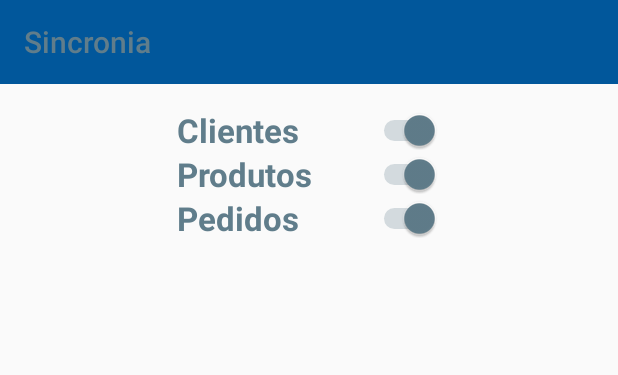
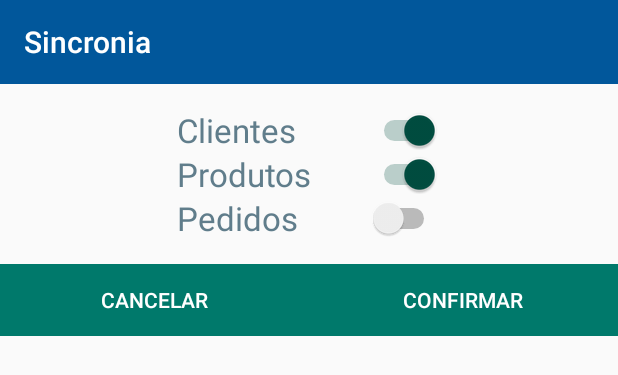
Before and after one commit to jonasrcksistemas/RCKsistemas, an Android app: the layout dialog_sincronia.xml on its own in the app's theme, with its tools: preview values and no code run, on a phone screen of 412 x 824 dp. Shown: the top 375 px of the screen. Run offline under Robolectric (Android 15) with nearby library versions, the phone set to English and light mode, and no system bars.

Commit message:
Dialog e sincronia agora tem filtros de Clientes, produtos e pedidos, se eles virão ou não

```diff
--- a/app/src/main/java/com/example/rcksuporte05/rcksistemas/api/Rotas.java
+++ b/app/src/main/java/com/example/rcksuporte05/rcksistemas/api/Rotas.java
@@ -27,8 +27,8 @@ public interface Rotas {
     @GET("usuario/login/{idandroid}/{idusuario}")
     Call<Usuario> login(@Path("idandroid") String idandroid, @Path("idusuario") String idusuario);
 
-    @GET("sincronia/{id}")
-    Call<Sincronia> sincroniaApi(@Path("id") int id, @HeaderMap Map<String, String> chaveDeAcesso, Sincronia sincronia);
+    @POST("sincronia/{id}")
+    Call<Sincronia> sincroniaApi(@Path("id") int id, @HeaderMap Map<String, String> chaveDeAcesso, @Body Sincronia sincronia);
 
     @POST("webpedido/faturar")
     Call<List<WebPedido>> enviarPedidos(@Body List<WebPedido> webPedidos, @HeaderMap Map<String, String> chaveDeAcesso);
--- a/app/src/main/java/com/example/rcksuporte05/rcksistemas/fragment/Pedido1.java
+++ b/app/src/main/java/com/example/rcksuporte05/rcksistemas/fragment/Pedido1.java
@@ -50,7 +50,6 @@ public class Pedido1 extends Fragment implements View.OnClickListener {
     private DBHelper db;
     private WebPedido webPedido = new WebPedido();
     private PedidoHelper pedidoHelper;
-    private int idPedido;
 
     @Override
     public View onCreateView(LayoutInflater inflater, ViewGroup container, Bundle savedInstanceState) {
--- a/app/src/main/java/com/example/rcksuporte05/rcksistemas/interfaces/ActivityCliente.java
+++ b/app/src/main/java/com/example/rcksuporte05/rcksistemas/interfaces/ActivityCliente.java
@@ -218,7 +218,7 @@ public class ActivityCliente extends AppCompatActivity {
             edtTotalClientes.setText("Clientes listados: " + lista.size() + "   ");
             edtTotalClientes.setTextColor(Color.BLACK);
         } else {
-            edtTotalClientes.setText("Não há produtos a serem exibidos!   ");
+            edtTotalClientes.setText("Não há clientes a serem exibidos!   ");
             edtTotalClientes.setTextColor(Color.RED);
         }
         super.onResume();
--- a/app/src/main/java/com/example/rcksuporte05/rcksistemas/interfaces/ActivityPedidoMain.java
+++ b/app/src/main/java/com/example/rcksuporte05/rcksistemas/interfaces/ActivityPedidoMain.java
@@ -8,13 +8,11 @@ import android.support.v7.app.AlertDialog;
 import android.support.v7.app.AppCompatActivity;
 import android.support.v7.widget.Toolbar;
 import android.view.MenuItem;
-import android.widget.EditText;
 
 import com.example.rcksuporte05.rcksistemas.Helper.PedidoHelper;
 import com.example.rcksuporte05.rcksistemas.Helper.UsuarioHelper;
 import com.example.rcksuporte05.rcksistemas.R;
 import com.example.rcksuporte05.rcksistemas.adapters.TabsAdapterPedido;
-import com.example.rcksuporte05.rcksistemas.extras.DBHelper;
 import com.example.rcksuporte05.rcksistemas.extras.SlidingTabLayout;
 
 public class ActivityPedidoMain extends AppCompatActivity {
@@ -48,6 +46,9 @@ public class ActivityPedidoMain extends AppCompatActivity {
 
         if (vizualizacao == 1) {
             toolbar.setTitle("Vizualização de Pedido");
+            toolbar.setBackgroundColor(getResources().getColor(R.color.colorPrimaryAzul));
+            stl_tabsPedido.setBackgroundColor(getResources().getColor(R.color.colorPrimaryAzul));
+            this.setTheme(R.style.Theme_MeuTemaPedido);
         } else if (pedidoHelper.getIdPedido() > 0) {
             toolbar.setTitle("Alteração do pedido");
         } else {
--- a/app/src/main/java/com/example/rcksuporte05/rcksistemas/interfaces/ListagemPedidoEnviado.java
+++ b/app/src/main/java/com/example/rcksuporte05/rcksistemas/interfaces/ListagemPedidoEnviado.java
@@ -118,7 +118,7 @@ public class ListagemPedidoEnviado extends AppCompatActivity {
             public boolean onQueryTextChange(final String query) {
                 if (query.trim().equals("")) {
                     listaAdapterPedidoEnviado = new ListaAdapterPedidoEnviado(ListagemPedidoEnviado.this, listaPedido);
-                    edtNumerPedidoEnviados.setText(listaPedido.size() + ": Pedidos Pendentes");
+                    edtNumerPedidoEnviados.setText(listaPedido.size() + ": Pedidos Enviados");
                     edtNumerPedidoEnviados.setTextColor(Color.BLACK);
                 } else {
                     List<WebPedido> listaBusca = buscaPedidoEnviado(listaPedido, query);
@@ -174,7 +174,7 @@ public class ListagemPedidoEnviado extends AppCompatActivity {
             registerForContextMenu(lstPedidoEnviado);
 
         } catch (CursorIndexOutOfBoundsException e) {
-            Toast.makeText(this, "Nenuhm pedido foi Enviado!", Toast.LENGTH_LONG).show();
+            Toast.makeText(this, "Nenhum pedido foi Enviado!", Toast.LENGTH_LONG).show();
         }
         edtNumerPedidoEnviados.setText(listaPedido.size() + ": Pedidos Enviados");
         super.onResume();
--- a/app/src/main/java/com/example/rcksuporte05/rcksistemas/interfaces/ProdutoPedidoActivity.java
+++ b/app/src/main/java/com/example/rcksuporte05/rcksistemas/interfaces/ProdutoPedidoActivity.java
@@ -176,6 +176,8 @@ public class ProdutoPedidoActivity extends AppCompatActivity {
             edtQuantidade.setFocusable(false);
             spFaixaPadrao.setEnabled(false);
             btnBuscarProduto.setEnabled(false);
+            toolbar.setBackgroundColor(getResources().getColor(R.color.colorPrimaryAzul));
+            this.setTheme(R.style.Theme_MeuTemaPedido);
         }
     }
 
--- a/app/src/main/res/layout/activity_listagem_pedido_enviado.xml
+++ b/app/src/main/res/layout/activity_listagem_pedido_enviado.xml
@@ -4,9 +4,7 @@
     xmlns:tools="http://schemas.android.com/tools"
     android:layout_width="match_parent"
     android:layout_height="match_parent"
-    tools:context="com.example.rcksuporte05.rcksistemas.interfaces.ListagemPedidoEnviado"
-
-    >
+    tools:context="com.example.rcksuporte05.rcksistemas.interfaces.ListagemPedidoEnviado">
 
     <android.support.v7.widget.Toolbar
         android:id="@+id/toolbarPedidoEnviado"
--- a/app/src/main/res/layout/dialog_sincronia.xml
+++ b/app/src/main/res/layout/dialog_sincronia.xml
@@ -2,57 +2,49 @@
 <LinearLayout xmlns:android="http://schemas.android.com/apk/res/android"
     xmlns:app="http://schemas.android.com/apk/res-auto"
     xmlns:tools="http://schemas.android.com/tools"
-    android:orientation="vertical"
+    android:id="@+id/dialog_sincronia"
     android:layout_width="match_parent"
     android:layout_height="wrap_content"
-    tools:context="com.example.rcksuporte05.rcksistemas.interfaces.ActiviyDialogSincronia"
-    android:id="@+id/dialog_sincronia"
-    android:theme="@style/ThemeOverlay.AppCompat.Light"
+    android:orientation="vertical"
+    android:theme="@style/Theme.Dialogs"
+    tools:context="com.example.rcksuporte05.rcksistemas.interfaces.ActiviyDialogSincronia">
 
-    >
     <android.support.v7.widget.Toolbar
         android:id="@+id/id_toolbarSincronia"
         android:layout_width="match_parent"
         android:layout_height="wrap_content"
         android:background="?attr/colorPrimary"
         android:minHeight="?attr/actionBarSize"
-        android:theme="@style/Theme.Dialogs"
-        app:popupTheme="@style/ThemeOverlay.AppCompat.Light"
         app:title="Sincronia"
-        app:titleTextColor="@color/colorAccent"
-        />
+        app:titleTextColor="@color/branco" />
 
     <LinearLayout
-        xmlns:android="http://schemas.android.com/apk/res/android"
-        xmlns:app="http://schemas.android.com/apk/res-auto"
-        android:orientation="vertical"
         android:layout_width="match_parent"
         android:layout_height="wrap_content"
         android:layout_weight="1"
+        android:gravity="center"
+        android:orientation="vertical"
         android:paddingBottom="@dimen/activity_vertical_margin"
         android:paddingLeft="@dimen/activity_horizontal_margin"
         android:paddingRight="@dimen/activity_horizontal_margin"
         android:paddingTop="@dimen/activity_vertical_margin"
-        android:gravity="center">
+        android:theme="@style/Theme.MeuTemaPedido">
 
 
         <LinearLayout
             android:layout_width="match_parent"
             android:layout_height="match_parent"
             android:layout_weight="1"
-            android:gravity="center"
-            >
+            android:gravity="center">
 
             <Switch
                 android:id="@+id/id_opcao_cliente"
                 android:layout_width="175dp"
                 android:layout_height="wrap_content"
+                android:checked="true"
                 android:text="Clientes   "
                 android:textColor="@color/colorAccent"
-                android:textSize="22sp"
-                android:textStyle="bold"
-                android:checked="true"
-                />
+                android:textSize="22sp" />
 
         </LinearLayout>
 
@@ -60,18 +52,16 @@
             android:layout_width="match_parent"
             android:layout_height="match_parent"
             android:layout_weight="1"
-            android:gravity="center"
-            >
+            android:gravity="center">
 
             <Switch
-                 android:checked="true"
                 android:id="@+id/id_opcao_produto"
                 android:layout_width="175dp"
                 android:layout_height="wrap_content"
+                android:checked="true"
                 android:text="Produtos   "
                 android:textColor="@color/colorAccent"
-                android:textSize="22sp"
-                android:textStyle="bold" />
+                android:textSize="22sp" />
 
         </LinearLayout>
 
@@ -79,22 +69,45 @@
             android:layout_width="match_parent"
             android:layout_height="match_parent"
             android:layout_weight="1"
-            android:gravity="center"
-            >
+            android:gravity="center">
 
             <Switch
-                android:checked="true"
                 android:id="@+id/id_opcao_pedidos"
                 android:layout_width="175dp"
                 android:layout_height="wrap_content"
+                android:checked="false"
                 android:text="Pedidos   "
                 android:textColor="@color/colorAccent"
-                android:textSize="22sp"
-                android:textStyle="bold"
-
-                />
+                android:textSize="22sp" />
 
         </LinearLayout>
 
     </LinearLayout>
+
+    <LinearLayout
+        android:layout_width="match_parent"
+        android:layout_height="match_parent"
+        android:layout_weight="1"
+        android:orientation="horizontal"
+        android:theme="@style/Theme.Dialogs">
+
+        <Button
+            android:id="@+id/btnCancelar"
+            android:layout_width="match_parent"
+            android:layout_height="match_parent"
+            android:layout_weight="1"
+            android:background="@color/colorPrimary"
+            android:text="Cancelar"
+            android:textColor="@color/branco" />
+
+        <Button
+            android:id="@+id/btnConfirmar"
+            android:layout_width="match_parent"
+            android:layout_height="match_parent"
+            android:layout_weight="1"
+            android:background="@color/colorPrimary"
+            android:text="Confirmar"
+            android:textColor="@color/branco" />
+
+    </LinearLayout>
 </LinearLayout>
--- a/app/src/main/res/values/colors.xml
+++ b/app/src/main/res/values/colors.xml
@@ -4,8 +4,9 @@
     <color name="colorPrimaryDark">#004d40</color>
     <color name="colorAccent">#607D8B</color>
     <color name="colorControlNormal">#00796b</color>
-    <color name="colorSwitch">#01579B</color>
-    <color name="colorPrimeDarkAlternativo">#0277BD</color>
+    <color name="colorPrimaryDarkAzul">#01579B</color>
+    <color name="colorPrimaryAzul">#0277BD</color>
+    <color name="colorControlNormalAzul">#0277BD</color>
     <color name="branco">#ffffff</color>
 
 </resources>
--- a/app/src/main/res/values/styles.xml
+++ b/app/src/main/res/values/styles.xml
@@ -37,25 +37,25 @@
 
 
     <!-- Base application theme. -->
-    <style name="Theme.Dialogs" parent="Theme.AppCompat.Light.DarkActionBar">
+    <style name="Theme.Dialogs" parent="Theme.AppCompat.Light.NoActionBar">
         <!-- colorPrimary is used for the default action bar background -->
-        <item name="colorPrimary">@color/colorSwitch</item>
+        <item name="colorPrimary">@color/colorPrimaryDarkAzul</item>
 
         <!-- colorPrimaryDark is used for the status bar -->
-        <item name="colorPrimaryDark">@color/colorPrimeDarkAlternativo</item>
+        <item name="colorPrimaryDark">@color/colorPrimaryAzul</item>
 
         <!-- colorAccent is used as the default value for colorControlActivated,
              which is used to tint widgets -->
-        <item name="colorAccent">@color/colorSwitch</item>
+        <item name="colorAccent">@color/colorAccent</item>
 
         <!-- You can also set colorControlNormal, colorControlActivated
              colorControlHighlight, and colorSwitchThumbNormal. -->
 
-        <item name="colorControlNormal">@color/colorPrimeDarkAlternativo</item>
+        <item name="colorControlNormal">@color/colorControlNormalAzul</item>
+
+        <item name="android:textAppearance">@color/branco</item>
 
     </style>
-
-
 
 
     <style name="Theme.CriarDialog" parent="@android:style/Theme.Holo.Dialog">
@@ -65,7 +65,9 @@
         <item name="android:windowActionModeOverlay">false</item>
         <item name="android:windowNoTitle">true</item>
 
-        <item name="android:switchStyle">@android:style/Widget.Material.Light.CompoundButton.Switch</item>
+        <item name="android:switchStyle">
+            @android:style/Widget.Material.Light.CompoundButton.Switch
+        </item>
         <item name="android:switchPreferenceStyle">@null</item>
 
         <item name="android:buttonBarStyle">@null</item>
@@ -76,6 +78,30 @@
 
     </style>
 
+    <!-- Base application theme. -->
+    <style name="Theme.MeuTemaPedido" parent="Theme.AppCompat.Light.NoActionBar">
+        <!-- colorPrimary is used for the default action bar background -->
+        <item name="colorPrimary">@color/colorPrimaryAzul</item>
+
+        <!-- colorPrimaryDark is used for the status bar -->
+        <item name="colorPrimaryDark">@color/colorPrimaryDarkAzul</item>
+
+        <!-- colorAccent is used as the default value for colorControlActivated,
+             which is used to tint widgets -->
+        <item name="colorAccent">@color/colorPrimaryDark</item>
+
+
+        <item name="android:colorBackground">@color/branco</item>
+
+
+        <item name="android:textColor">#000000</item>
+
+        <!-- You can also set colorControlNormal, colorControlActivated
+             colorControlHighlight, and colorSwitchThumbNormal. -->
+
+        <item name="colorControlNormal">@color/colorControlNormalAzul</item>
+
+    </style>
 
 
 </resources>
```
Also changed, not shown: app/src/main/AndroidManifest.xml (+5 -2 lines), app/src/main/java/com/example/rcksuporte05/rcksistemas/bo/SincroniaBO.java (+112 -11 lines), app/src/main/java/com/example/rcksuporte05/rcksistemas/bo/UsuarioBO.java (+38 -40 lines), app/src/main/java/com/example/rcksuporte05/rcksistemas/interfaces/ActiviyDialogSincronia.java (+30 -14 lines), app/src/main/java/com/example/rcksuporte05/rcksistemas/interfaces/PrincipalActivity.java (+4 -92 lines).
